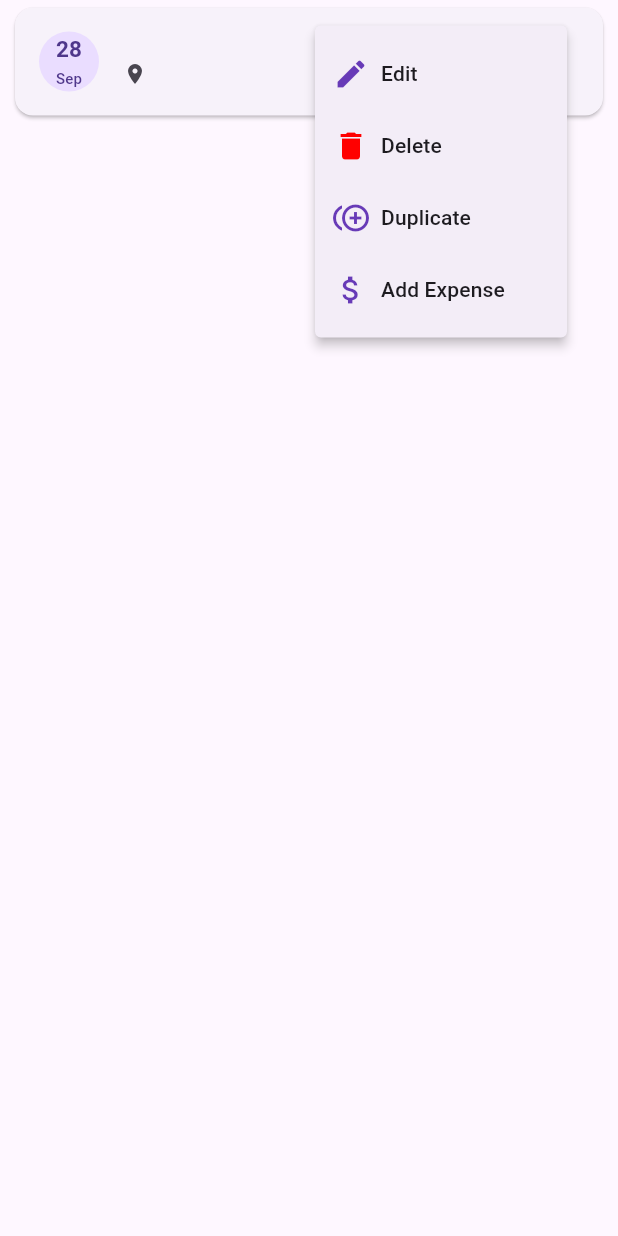
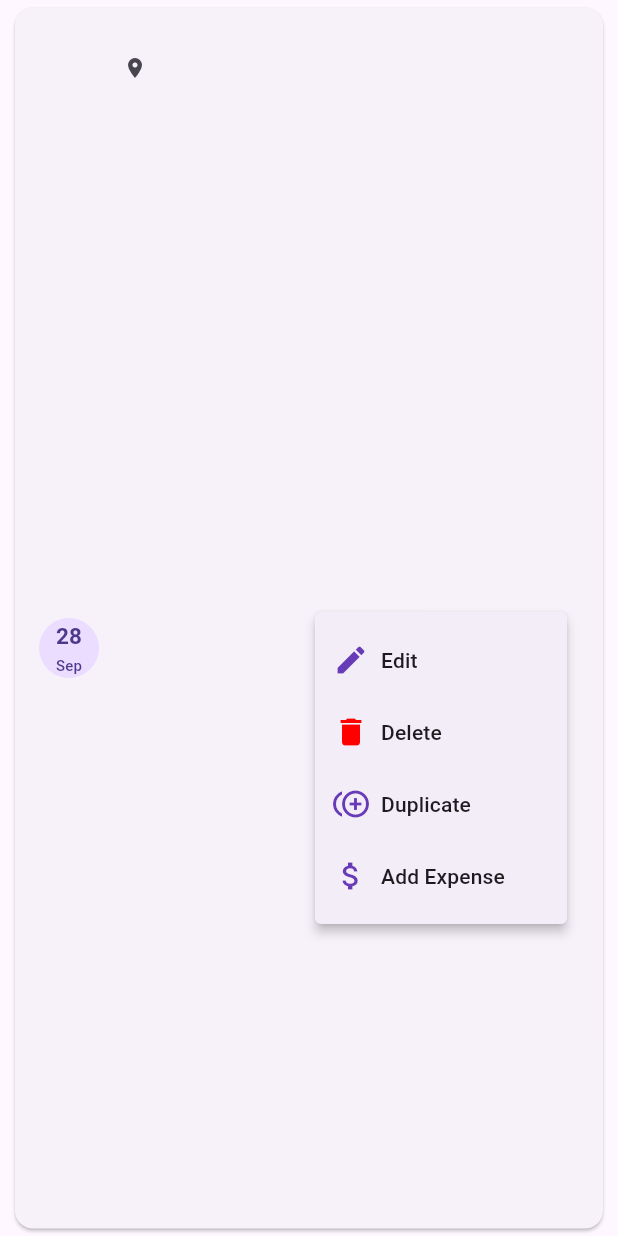
Before and after one commit to meraj15/booking_app, a Flutter app: the BookingItem widget shown alone on an empty page, opened directly with empty values, after a tap on the "more vert" icon, on a phone screen of 412 x 824 dp. Run offline on Flutter 3.47's test engine with Material 3 defaults, Android fonts, the phone set to English and light mode, and no system bars; our stand-ins replace cloud_firestore, firebase_core, google_sign_in, pdf, printing, speech_to_text; accounts and stored records are empty.

Commit message:
fix: show latest bookings and expenses first, with proper filters and error handling

```diff
--- a/lib/models/booking.dart
+++ b/lib/models/booking.dart
@@ -7,8 +7,9 @@ class Booking {
   final DateTime date;
   final String location;
   final String owner;
-  final String bookingType; // Always one of: "Day", "Day&Night", "Day+HalfNight"
+  final String bookingType;
   final String? organizer;
+  final String description;
 
   static const String defaultBookingType = "Day";
   static const allowedBookingTypes = ["Day", "Day&Night", "Day+HalfNight"];
@@ -20,6 +21,7 @@ class Booking {
     required this.owner,
     required this.bookingType,
     this.organizer,
+    this.description = '',
   }) : assert(allowedBookingTypes.contains(bookingType),
             'Invalid bookingType: $bookingType');
 
@@ -30,6 +32,7 @@ class Booking {
       'owner': owner,
       'bookingType': bookingType,
       'organizer': organizer,
+      'description': description,
     };
   }
 
@@ -53,6 +56,7 @@ class Booking {
       owner: data['owner'] ?? 'Unknown',
       bookingType: data['bookingType'] ?? ConstantsString.defaultBookingType,
       organizer: data['organizer'],
+      description: data['description'] ?? "",
     );
   }
 
@@ -64,6 +68,7 @@ class Booking {
       'owner': owner,
       'bookingType': bookingType,
       'organizer': organizer,
+      'description': description,
     };
   }
 
@@ -76,6 +81,7 @@ class Booking {
       owner: json['owner'] ?? 'Unknown',
       bookingType: json['bookingType'] ?? ConstantsString.defaultBookingType,
       organizer: json['organizer'],
+      description: json['description'] ?? "",
     );
   }
 }
--- a/lib/view_models/booking_view_model.dart
+++ b/lib/view_models/booking_view_model.dart
@@ -125,7 +125,7 @@ class BookingViewModel extends ChangeNotifier {
                     b.date.isAfter(_filterStartDate ?? DateTime(2000))) &&
                 (b.date.isBefore((_filterEndDate ?? DateTime(2100)).add(const Duration(days: 1)))))
             .toList()
-              ..sort((a, b) => a.date.compareTo(b.date)))
+              ..sort((a, b) => b.date.compareTo(a.date)))
         .listen(_bookingsStreamController.add, onError: (e) {
           debugPrint('Error fetching bookings: $e');
           _bookingsStreamController.addError(e);
--- a/lib/widgets/booking_item.dart
+++ b/lib/widgets/booking_item.dart
@@ -36,18 +36,24 @@ class BookingItem extends StatelessWidget {
           ),
         ),
         title: Text(booking.owner),
-        subtitle: Row(
-          mainAxisSize: MainAxisSize.min,
+        subtitle: Column(
           crossAxisAlignment: CrossAxisAlignment.start,
           children: [
-            const Icon(Icons.location_on, size: 16),
-            Expanded(
-              child: Text(
-                booking.location,
-                // overflow: TextOverflow.ellipsis,
-                // maxLines: 1,
+            Row(
+              mainAxisSize: MainAxisSize.min,
+              crossAxisAlignment: CrossAxisAlignment.start,
+              children: [
+                const Icon(Icons.location_on, size: 16),
+                Expanded(child: Text(booking.location)),
+              ],
+            ),
+            if (booking.description.isNotEmpty) ...[
+              const SizedBox(width: 4),
+              Text(
+                booking.description,
+                style: const TextStyle(color: Colors.black54),
               ),
-            ),
+            ],
           ],
         ),
         trailing: PopupMenuButton<String>(
@@ -103,7 +109,7 @@ class BookingItem extends StatelessWidget {
             } else if (value == 'add_expense') {
               showDialog(
                 context: context,
-                builder: (context) =>  ExpensesDialog(),
+                builder: (context) => ExpensesDialog(),
               );
             }
           },
```
Also changed, not shown: lib/services/firestore_service.dart (+12 -11 lines), lib/services/pdf_service.dart (+23 -16 lines), lib/widgets/booking_dialog.dart (+12 -0 lines), 5 other files.
